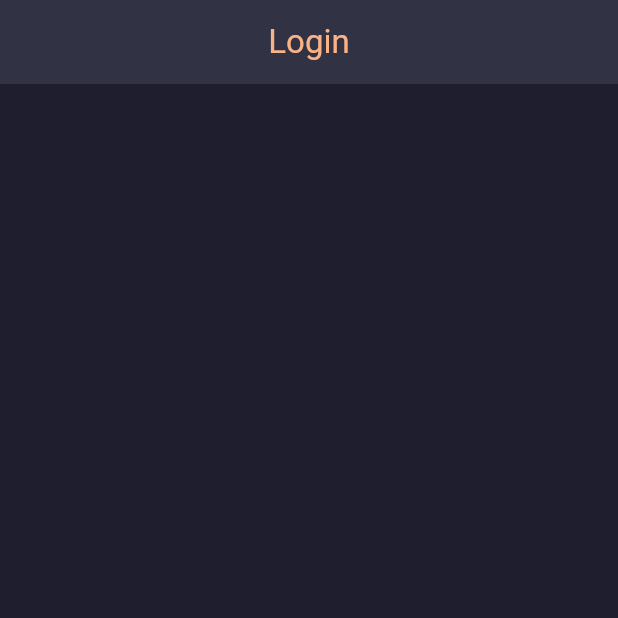
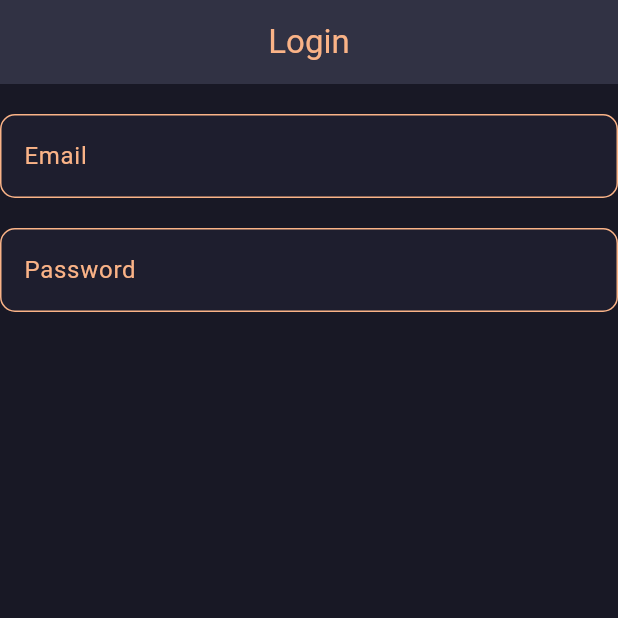
Before and after one commit to Kindlewing/bathroom_rating, a Flutter app: the screen it shows after launch, on a phone screen of 412 x 824 dp, the top half of it. Run offline on Flutter 3.47's test engine with Material 2 defaults, Android fonts, the light colour scheme and no system bars.

Commit message:
Custom form widget

```diff
--- a/lib/login.dart
+++ b/lib/login.dart
@@ -1,3 +1,4 @@
+import 'package:bathroom_rating/user_text_input.dart';
 import 'package:flutter/material.dart';
 
 class Login extends StatefulWidget {
@@ -7,6 +8,9 @@ class Login extends StatefulWidget {
 }
 
 class _Login extends State<Login> {
+  final _formKey = GlobalKey<FormState>();
+  String _email = "";
+  String _password = "";
   @override
   Widget build(BuildContext context) {
     return Scaffold(
@@ -15,6 +19,36 @@ class _Login extends State<Login> {
         centerTitle: true,
       ),
       backgroundColor: Theme.of(context).colorScheme.background,
+      body: Form(
+        key: _formKey,
+        child: Column(children: <Widget>[
+          const SizedBox(
+            height: 20,
+          ),
+          UserTextInput(
+            textHint: "Email",
+            obscured: false,
+            fillColor: Theme.of(context).colorScheme.secondary,
+            onChanged: (value) {
+              setState(() {
+                _email = value;
+              });
+            },
+          ),
+          const SizedBox(
+            height: 20,
+          ),
+          UserTextInput(
+              textHint: "Password",
+              fillColor: Theme.of(context).colorScheme.secondary,
+              obscured: true,
+              onChanged: (value) {
+                setState(() {
+                  _password = value;
+                });
+              }),
+        ]),
+      ),
     );
   }
 }
--- a/lib/main.dart
+++ b/lib/main.dart
@@ -3,11 +3,11 @@ import 'package:bathroom_rating/catpuccin.dart';
 import 'package:flutter/material.dart';
 
 void main() {
-  runApp(const MyApp());
+  runApp(const BathroomReview());
 }
 
-class MyApp extends StatelessWidget {
-  const MyApp({super.key});
+class BathroomReview extends StatelessWidget {
+  const BathroomReview({super.key});
 
   // This widget is the root of your application.
   @override
@@ -18,13 +18,13 @@ class MyApp extends StatelessWidget {
         // This is the theme of your application.
         colorScheme: ColorScheme(
             brightness: Brightness.dark,
-            primary: Catpuccin.mocha['Base']!,
+            primary: Catpuccin.mocha['Mantle']!,
             onPrimary: Catpuccin.mocha['Red']!,
-            secondary: Catpuccin.mocha['Maroon']!,
+            secondary: Catpuccin.mocha['Base']!,
             onSecondary: Catpuccin.mocha['Blue']!,
             error: Catpuccin.mocha['Maroon']!,
             onError: Catpuccin.mocha['Text']!,
-            background: Catpuccin.mocha['Base']!,
+            background: Catpuccin.mocha['Mantle']!,
             onBackground: Catpuccin.mocha['Green']!,
             surface: Catpuccin.mocha['Surface0']!,
             onSurface: Catpuccin.mocha['Peach']!),
--- /dev/null
+++ b/lib/user_text_input.dart
@@ -0,0 +1,37 @@
+import 'package:flutter/material.dart';
+
+class UserTextInput extends StatefulWidget {
+  final String textHint;
+  final bool obscured;
+  final void Function(String)? onChanged;
+  final Color? fillColor;
+
+  const UserTextInput(
+      {super.key,
+      required this.textHint,
+      required this.obscured,
+      required this.onChanged,
+      this.fillColor});
+
+  @override
+  State<UserTextInput> createState() => _UserTextInputState();
+}
+
+class _UserTextInputState extends State<UserTextInput> {
+  @override
+  Widget build(BuildContext context) {
+    return TextFormField(
+        decoration: InputDecoration(
+          hintText: widget.textHint,
+          border: const OutlineInputBorder(
+              borderRadius: BorderRadius.all(Radius.circular(10))),
+          filled: true,
+          fillColor:
+              widget.fillColor ?? Theme.of(context).colorScheme.secondary,
+        ),
+        showCursor: true,
+        cursorColor: Theme.of(context).colorScheme.secondary,
+        obscureText: widget.obscured,
+        onChanged: widget.onChanged);
+  }
+}
```
